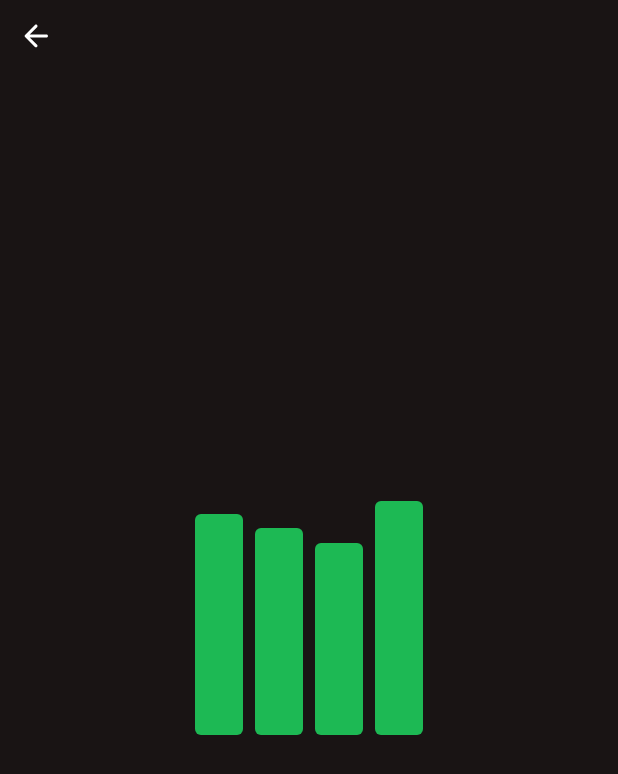
After one commit to fabirt/jetpack-compose-lab, an Android app built with Jetpack Compose: the composable AnimatedBarsSampleScreen shown on its own in the app's theme, on a phone screen of 412 x 824 dp. The commit adds this screen. Shown: the top 774 px of the screen. Run offline under Robolectric (Android 15) with nearby library versions, the phone set to English and light mode, and no system bars; our stand-ins replace accompanist; 2 statements that could not run were skipped.

Commit message:
feat: animated bars

```diff
--- a/app/src/main/java/dev/fabirt/composelab/ui/navigation/destionations.kt
+++ b/app/src/main/java/dev/fabirt/composelab/ui/navigation/destinations.kt
@@ -5,11 +5,13 @@ import androidx.navigation.NavController
 import dev.fabirt.composelab.ui.screen.sample.CompassSampleScreen
 import dev.fabirt.composelab.ui.screen.sample.HoneycombMenuSampleScreen
 import dev.fabirt.composelab.ui.screen.sample.RopePhysicsSampleScreen
+import dev.fabirt.composelab.ui.screen.sample.AnimatedBarsSampleScreen
 
 val samples = mapOf<String, @Composable (NavController) -> Unit>(
     SAMPLE_HONEYCOMB_MENU to { navController -> HoneycombMenuSampleScreen(navController) },
     SAMPLE_COMPASS_VIEW to { navController -> CompassSampleScreen(navController) },
     SAMPLE_ROPE_PHYSICS to { navController -> RopePhysicsSampleScreen(navController) },
+    SAMPLE_ANIMATED_BARS to { navController -> AnimatedBarsSampleScreen(navController) },
 )
 
 sealed class Destination(val route: String) {
--- /dev/null
+++ b/app/src/main/java/dev/fabirt/composelab/ui/screen/sample/AnimatedBarsSampleScreen.kt
@@ -0,0 +1,116 @@
+package dev.fabirt.composelab.ui.screen.sample
+
+import androidx.compose.animation.core.Spring
+import androidx.compose.animation.core.animateFloatAsState
+import androidx.compose.animation.core.spring
+import androidx.compose.foundation.background
+import androidx.compose.foundation.layout.*
+import androidx.compose.foundation.shape.RoundedCornerShape
+import androidx.compose.runtime.*
+import androidx.compose.ui.Alignment
+import androidx.compose.ui.Modifier
+import androidx.compose.ui.graphics.Color
+import androidx.compose.ui.tooling.preview.Preview
+import androidx.compose.ui.unit.dp
+import androidx.navigation.NavController
+import dev.fabirt.composelab.ui.component.AnnotatedSystemUIRegion
+import dev.fabirt.composelab.ui.component.BackButton
+import dev.fabirt.composelab.util.random
+import kotlinx.coroutines.delay
+
+private const val ANIM_INTERVAL = 350L
+private const val BAR_MAX_HEIGHT = 164f
+private const val BAR_MIN_HEIGHT = 32f
+private val BAR_COLOR = Color(0xFF1DB954)
+private val BG_COLOR = Color(0xFF191414)
+
+@Composable
+fun AnimatedBarsSampleScreen(navController: NavController) {
+    AnnotatedSystemUIRegion {
+        AnimatedBarsScreenContent {
+            navController.popBackStack()
+        }
+    }
+}
+
+@Composable
+private fun AnimatedBarsScreenContent(
+    onBackClick: () -> Unit
+) {
+    Box(
+        modifier = Modifier
+            .fillMaxSize()
+            .background(BG_COLOR)
+            .systemBarsPadding(),
+        contentAlignment = Alignment.Center
+    ) {
+        BackButton(
+            modifier = Modifier.align(Alignment.TopStart),
+            onClick = onBackClick
+        )
+        Row(
+            horizontalArrangement = Arrangement.Center,
+            verticalAlignment = Alignment.Bottom,
+            modifier = Modifier.height(BAR_MAX_HEIGHT.dp)
+        ) {
+            AnimatedBar()
+            AnimatedBar()
+            AnimatedBar()
+            AnimatedBar()
+        }
+    }
+}
+
+@Composable
+private fun AnimatedBar(
+    color: Color = BAR_COLOR,
+    maxHeight: Float = BAR_MAX_HEIGHT,
+    minHeight: Float = BAR_MIN_HEIGHT,
+    initialHeight: Float = 0f,
+) {
+    var heightState by remember {
+        mutableStateOf(initialHeight)
+    }
+
+    val height by animateFloatAsState(
+        targetValue = heightState,
+        animationSpec =  spring(
+            stiffness = Spring.StiffnessVeryLow
+        )
+    )
+
+    Box(
+        modifier = Modifier
+            .padding(4.dp)
+            .width(32.dp)
+            .height(height.dp)
+            .background(color, RoundedCornerShape(4.dp))
+    )
+
+    LaunchedEffect(heightState) {
+        delay(ANIM_INTERVAL)
+        heightState = random(from = minHeight, to = maxHeight)
+    }
+}
+
+@Preview
+@Composable
+fun AnimatedBarsPreview() {
+    Box(
+        modifier = Modifier
+            .fillMaxSize()
+            .background(BG_COLOR),
+        contentAlignment = Alignment.Center
+    ) {
+        Row(
+            horizontalArrangement = Arrangement.Center,
+            verticalAlignment = Alignment.Bottom,
+            modifier = Modifier.height(BAR_MAX_HEIGHT.dp)
+        ) {
+            AnimatedBar(initialHeight = 120f)
+            AnimatedBar(initialHeight = 70f)
+            AnimatedBar(initialHeight = 160f)
+            AnimatedBar(initialHeight = 90f)
+        }
+    }
+}
--- /dev/null
+++ b/app/src/main/java/dev/fabirt/composelab/util/number.kt
@@ -0,0 +1,7 @@
+package dev.fabirt.composelab.util
+
+import kotlin.random.Random
+
+fun random(from: Float = 0f, to: Float = 1f): Float {
+    return from + Random.nextFloat() * to
+}
```
Also changed, not shown: app/src/main/java/dev/fabirt/composelab/ui/navigation/constant.kt (+5 -3 lines), app/src/main/java/dev/fabirt/composelab/ui/screen/sample/samples.kt (+7 -4 lines), app/src/main/res/drawable/sample_animated_bars.png (added), 2 other files.
